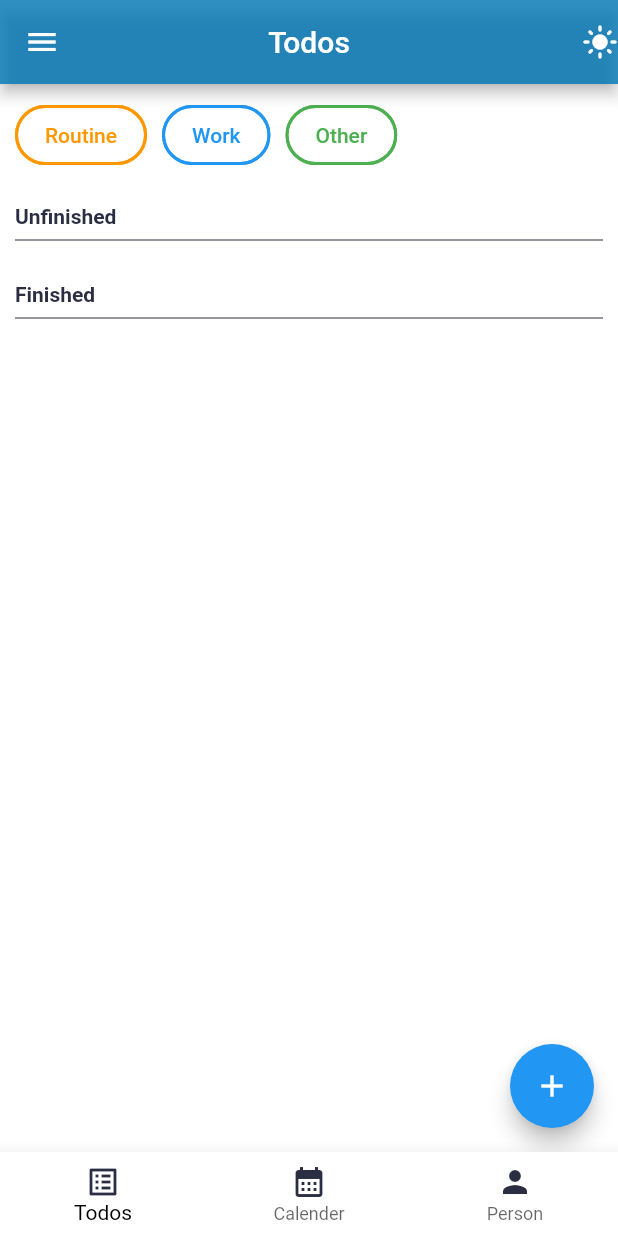
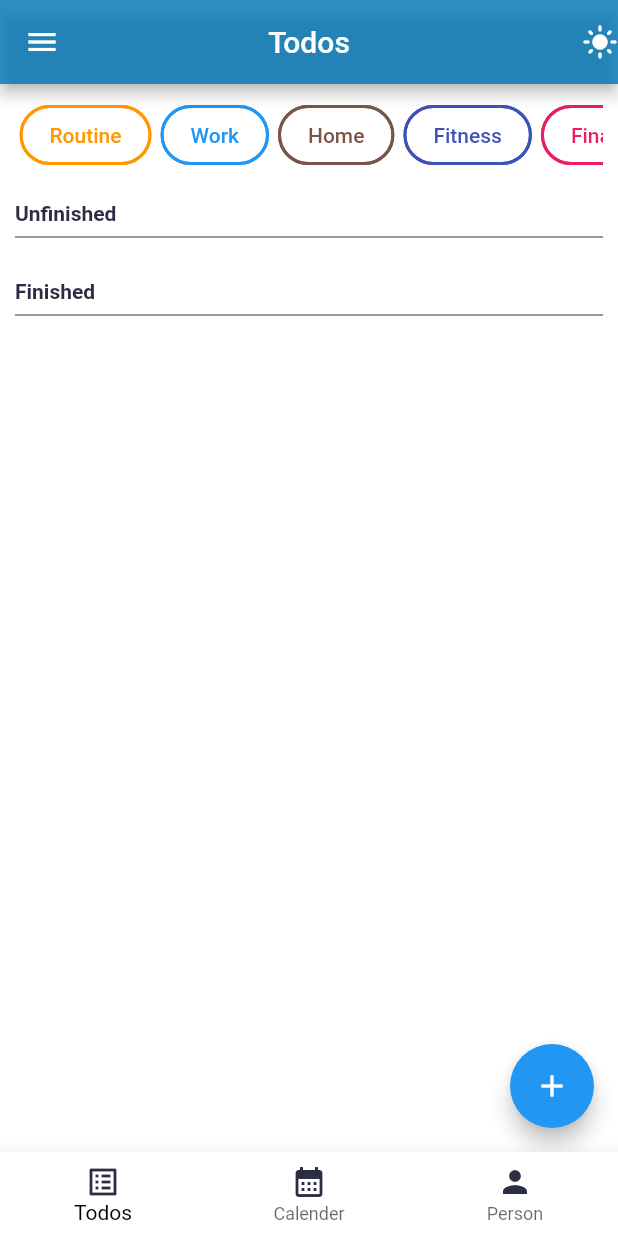
Before and after one commit to MhmmdSyahputra/TodoList-flutter, a Flutter app: the screen it shows after launch, on a phone screen of 412 x 824 dp. Run offline on Flutter 3.47's test engine with Material 2 defaults, Android fonts, the light colour scheme and no system bars; our stand-ins replace date_time_picker.

Commit message:
change category from data to be flexible and clean code

```diff
--- a/lib/GlobalFunction.dart
+++ b/lib/GlobalFunction.dart
@@ -1,6 +1,6 @@
 import 'package:flutter/material.dart';
 
-Color MyTheme(bool valTheme) {
+Color myTheme(bool valTheme) {
   if (valTheme) {
     return Color(0xff2b2d42);
   } else {
@@ -8,7 +8,7 @@ Color MyTheme(bool valTheme) {
   }
 }
 
-Color MyThemeHead(bool valTheme) {
+Color myThemeHead(bool valTheme) {
   if (valTheme) {
     return Color(0xff2b2d42);
   } else {
@@ -16,7 +16,7 @@ Color MyThemeHead(bool valTheme) {
   }
 }
 
-Color MyThemeBottom(bool valTheme) {
+Color myThemeBottom(bool valTheme) {
   if (valTheme) {
     return Color(0xff2b2d42);
   } else {
--- a/lib/main.dart
+++ b/lib/main.dart
@@ -3,9 +3,6 @@ import 'package:todo_sort/provider/providerTheme.dart';
 import 'package:todo_sort/provider/providersTodos.dart';
 import 'package:provider/provider.dart';
 import 'package:todo_sort/views/MainMenuBottom.dart';
-import 'package:todo_sort/views/MainTodo.dart';
-import 'package:todo_sort/views/newTodo.dart';
-import 'package:todo_sort/widget/cardTodo.dart';
 
 void main() {
   runApp(const MyApp());
--- /dev/null
+++ b/lib/utils/data.dart
@@ -0,0 +1,9 @@
+import 'package:flutter/material.dart';
+
+List listCategoryOptions = [
+  {'category': 'Routine', 'chipColor': Colors.orange},
+  {'category': 'Work', 'chipColor': Colors.blue},
+  {'category': 'Home', 'chipColor': Colors.brown},
+  {'category': 'Fitness', 'chipColor': Colors.indigo},
+  {'category': 'Finance', 'chipColor': Colors.pink}
+];
--- a/lib/views/MainMenuBottom.dart
+++ b/lib/views/MainMenuBottom.dart
@@ -1,8 +1,8 @@
 import 'package:flutter/material.dart';
 import 'package:provider/provider.dart';
 import 'package:todo_sort/provider/providersTodos.dart';
+import 'package:todo_sort/utils/data.dart';
 import 'package:todo_sort/views/MainTodo.dart';
-
 import '../GlobalFunction.dart';
 import '../provider/providerTheme.dart';
 
@@ -34,26 +34,14 @@ class _BottomNavMainState extends State<BottomNavMain> {
 
     final provCountTodo = Provider.of<TodoProvider>(context);
 
-    final totRoutine = provCountTodo.todoList
+    countCheckList(category) {
+      return provCountTodo.todoList
           .where((allList) =>
-            allList.kategetori == "Routine" && allList.isCheck == false)
+              allList.kategetori == category && allList.isCheck == false)
           .map((allList) {})
           .toList()
           .length;
-
-    final totWork = provCountTodo.todoList
-        .where((allList) =>
-            allList.kategetori == "Work" && allList.isCheck == false)
-        .map((allList) {})
-        .toList()
-        .length;
-
-    final totOther = provCountTodo.todoList
-        .where((allList) =>
-            allList.kategetori == "Other" && allList.isCheck == false)
-        .map((allList) {})
-        .toList()
-        .length;
+    }
 
     Widget body = _widgetOptions.elementAt(_selectedIndex);
     switch (_selectedIndex) {
@@ -74,34 +62,34 @@ class _BottomNavMainState extends State<BottomNavMain> {
         appBar: AppBar(
           title: Text('Todos'),
           centerTitle: true,
-          backgroundColor: MyThemeHead(provThemeMode),
+          backgroundColor: myThemeHead(provThemeMode),
           actions: [
             provThemeMode ? Icon(Icons.dark_mode) : Icon(Icons.light_mode),
           ],
         ),
         body: body,
         bottomNavigationBar: BottomNavigationBar(
-          backgroundColor: MyThemeBottom(provThemeMode),
+          backgroundColor: myThemeBottom(provThemeMode),
           elevation: 10,
           items: <BottomNavigationBarItem>[
             BottomNavigationBarItem(
               icon: Icon(
                 Icons.list_alt_outlined,
-                color: MyTheme(!provThemeMode),
+                color: myTheme(!provThemeMode),
               ),
               label: 'Todos',
             ),
             BottomNavigationBarItem(
               icon: Icon(
                 Icons.calendar_month,
-                color: MyTheme(!provThemeMode),
+                color: myTheme(!provThemeMode),
               ),
               label: 'Calender',
             ),
             BottomNavigationBarItem(
               icon: Icon(
                 Icons.person,
-                color: MyTheme(!provThemeMode),
+                color: myTheme(!provThemeMode),
               ),
               label: 'Person',
             ),
@@ -114,7 +102,7 @@ class _BottomNavMainState extends State<BottomNavMain> {
               0.6), // ubah warna ikon yang tidak dipilih menjadi hitam transparan
         ),
         drawer: Drawer(
-          backgroundColor: MyTheme(provThemeMode),
+          backgroundColor: myTheme(provThemeMode),
           child: ListView(
             children: [
               Padding(
@@ -124,7 +112,7 @@ class _BottomNavMainState extends State<BottomNavMain> {
                   style: TextStyle(
                       fontSize: 50,
                       fontWeight: FontWeight.bold,
-                      color: MyTheme(!provThemeMode)),
+                      color: myTheme(!provThemeMode)),
                 ),
               ),
               Padding(
@@ -133,52 +121,36 @@ class _BottomNavMainState extends State<BottomNavMain> {
                   "By Muhammad Syahputra",
                   style: TextStyle(
                       fontWeight: FontWeight.bold,
-                      color: MyTheme(!provThemeMode)),
+                      color: myTheme(!provThemeMode)),
                 ),
               ),
               SizedBox(
                 height: 30,
               ),
-              ListTile(
+              Column(
+                children: listCategoryOptions.map((value) {
+                  return ListTile(
                     title: Text(
-                  'Routine',
-                  style: TextStyle(color: MyTheme(!provThemeMode)),
+                      value['category'],
+                      style: TextStyle(color: myTheme(!provThemeMode)),
                     ),
                     trailing: Visibility(
-                  visible: totRoutine != 0,
+                      visible: countCheckList(value['category']) != 0,
                       child: CircleAvatar(
-                    child: Text(totRoutine.toString()),
+                        backgroundColor: value['chipColor'],
+                        child:
+                            Text(countCheckList(value['category']).toString()),
                       ),
                     ),
-              ),
-              ListTile(
-                title: Text(
-                  'Work',
-                  style: TextStyle(color: MyTheme(!provThemeMode)),
-                ),
-                trailing: Visibility(
-                  visible: totWork != 0,
-                  child: CircleAvatar(
-                    child: Text(totWork.toString()),
-                  ),
-                ),
-              ),
-              ListTile(
-                title: Text('Other',
-                    style: TextStyle(color: MyTheme(!provThemeMode))),
-                trailing: Visibility(
-                  visible: totOther != 0,
-                  child: CircleAvatar(
-                    child: Text(totOther.toString()),
-                  ),
-                ),
+                  );
+                }).toList(),
               ),
               SizedBox(
                 height: 30,
               ),
               ListTile(
                 title: Text('Dark Mode',
-                    style: TextStyle(color: MyTheme(!provThemeMode))),
+                    style: TextStyle(color: myTheme(!provThemeMode))),
                 trailing: Switch(
                   value: provThemeMode,
                   activeColor: Colors.cyan,
@@ -196,9 +168,3 @@ class _BottomNavMainState extends State<BottomNavMain> {
     );
   }
 }
-
-enum MenuItem {
-  Profil,
-  Pengaturan,
-  Logout,
-}
--- a/lib/views/MainTodo.dart
+++ b/lib/views/MainTodo.dart
@@ -1,7 +1,7 @@
 import 'package:flutter/material.dart';
 import 'package:provider/provider.dart';
 import 'package:todo_sort/provider/providerTheme.dart';
-
+import 'package:todo_sort/utils/data.dart';
 import '../GlobalFunction.dart';
 import '../provider/providersTodos.dart';
 import '../widget/cardTodo.dart';
@@ -17,11 +17,7 @@ class TodoListScreen extends StatefulWidget {
 class _TodoListScreenState extends State<TodoListScreen> {
   String? selectedCategory;
   bool isCheckedTodo = false;
-  List<Map<String, dynamic>> categoryOptions = [
-    {'category': 'Routine', 'chipColor': Colors.orange},
-    {'category': 'Work', 'chipColor': Colors.blue},
-    {'category': 'Other', 'chipColor': Colors.green},
-  ];
+
   @override
   Widget build(BuildContext context) {
     final prov = Provider.of<ThemeProvider>(context);
@@ -37,7 +33,7 @@ class _TodoListScreenState extends State<TodoListScreen> {
           children: [
             Container(
               height: MediaQuery.of(context).size.height,
-              color: MyTheme(prov.enableDarkMode),
+              color: myTheme(prov.enableDarkMode),
               child: Padding(
                 padding: EdgeInsets.all(10),
                 child: Center(
@@ -45,32 +41,28 @@ class _TodoListScreenState extends State<TodoListScreen> {
                     crossAxisAlignment: CrossAxisAlignment.start,
                     children: <Widget>[
                       Container(
-                          height: 50,
-                          // color: Colors.orange,
-                          child: GridView.count(
-                              physics: NeverScrollableScrollPhysics(),
-                              shrinkWrap: true,
-                              crossAxisCount: 1,
-                              children: [
-                                Wrap(
-                                  spacing: 10.0,
-                                  children: categoryOptions.map((option) {
-                                    return ChoiceChip(
+                        child: SingleChildScrollView(
+                          scrollDirection: Axis.horizontal,
+                          child: Row(
+                              children: listCategoryOptions.map((option) {
+                            return Container(
+                              padding: EdgeInsets.symmetric(horizontal: 3),
+                              child: ChoiceChip(
                                 padding: EdgeInsets.symmetric(
                                     vertical: 10, horizontal: 10),
                                 label: Text(
                                   option['category'],
                                   style: TextStyle(
-                                          color: selectedCategory ==
-                                                  option['category']
+                                    color:
+                                        selectedCategory == option['category']
                                             ? prov.enableDarkMode
                                                 ? Color(0xccffffff)
                                                 : Color(0xcc14213d)
                                             : option['chipColor'],
                                   ),
                                 ),
-                                      selected: selectedCategory ==
-                                          option['category'],
+                                selected:
+                                    selectedCategory == option['category'],
                                 selectedColor: option['chipColor'],
                                 shape: RoundedRectangleBorder(
                                   borderRadius: BorderRadius.circular(30),
@@ -79,19 +71,18 @@ class _TodoListScreenState extends State<TodoListScreen> {
                                     width: 2,
                                   ),
                                 ),
-                                      backgroundColor:
-                                          MyTheme(prov.enableDarkMode),
+                                backgroundColor: myTheme(prov.enableDarkMode),
                                 onSelected: (selected) {
                                   setState(() {
-                                          selectedCategory = selected
-                                              ? option['category']
-                                              : null;
+                                    selectedCategory =
+                                        selected ? option['category'] : null;
                                   });
                                 },
+                              ),
                             );
-                                  }).toList(),
-                                )
-                              ])),
+                          }).toList()),
+                        ),
+                      ),
                       SizedBox(
                         height: 20,
                       ),
@@ -99,16 +90,16 @@ class _TodoListScreenState extends State<TodoListScreen> {
                         'Unfinished',
                         style: TextStyle(
                             fontWeight: FontWeight.bold,
-                            color: MyTheme(!provThemeMode)),
+                            color: myTheme(!provThemeMode)),
                       ),
-                      Divider(color: MyTheme(!provThemeMode)),
+                      Divider(color: myTheme(!provThemeMode)),
                       Column(
                           children: selectedCategory == null
                               ? TodoProvider.todoList
                                   .where((allList) => allList.isCheck == false)
                                   .map((allList) {
                                   final Map<String, dynamic> categoryOption =
-                                      categoryOptions.firstWhere((option) =>
+                                      listCategoryOptions.firstWhere((option) =>
                                           option['category'] ==
                                           allList.kategetori);
                                   return Padding(
@@ -125,7 +116,7 @@ class _TodoListScreenState extends State<TodoListScreen> {
                                       allList.isCheck == false)
                                   .map((allList) {
                                   final Map<String, dynamic> categoryOption =
-                                      categoryOptions.firstWhere((option) =>
+                                      listCategoryOptions.firstWhere((option) =>
                                           option['category'] ==
                                           allList.kategetori);
                                   return Padding(
@@ -143,16 +134,16 @@ class _TodoListScreenState extends State<TodoListScreen> {
                         'Finished',
                         style: TextStyle(
                             fontWeight: FontWeight.bold,
-                            color: MyTheme(!provThemeMode)),
+                            color: myTheme(!provThemeMode)),
                       ),
-                      Divider(color: MyTheme(!provThemeMode)),
+                      Divider(color: myTheme(!provThemeMode)),
                       Column(
                           children: selectedCategory == null
                               ? TodoProvider.todoList
                                   .where((allList) => allList.isCheck == true)
                                   .map((allList) {
                                   final Map<String, dynamic> categoryOption =
-                                      categoryOptions.firstWhere((option) =>
+                                      listCategoryOptions.firstWhere((option) =>
                                           option['category'] ==
                                           allList.kategetori);
                                   return Padding(
@@ -169,7 +160,7 @@ class _TodoListScreenState extends State<TodoListScreen> {
                                       allList.isCheck == true)
                                   .map((allList) {
                                   final Map<String, dynamic> categoryOption =
-                                      categoryOptions.firstWhere((option) =>
+                                      listCategoryOptions.firstWhere((option) =>
                                           option['category'] ==
                                           allList.kategetori);
                                   return Padding(
```
Also changed, not shown: lib/views/NewTodo.dart (+36 -33 lines), lib/widget/Dialog.dart (deleted, +0 -82 lines), lib/widget/cardTodo.dart (+4 -5 lines). Lines whose indentation alone changed are shown as unchanged.
